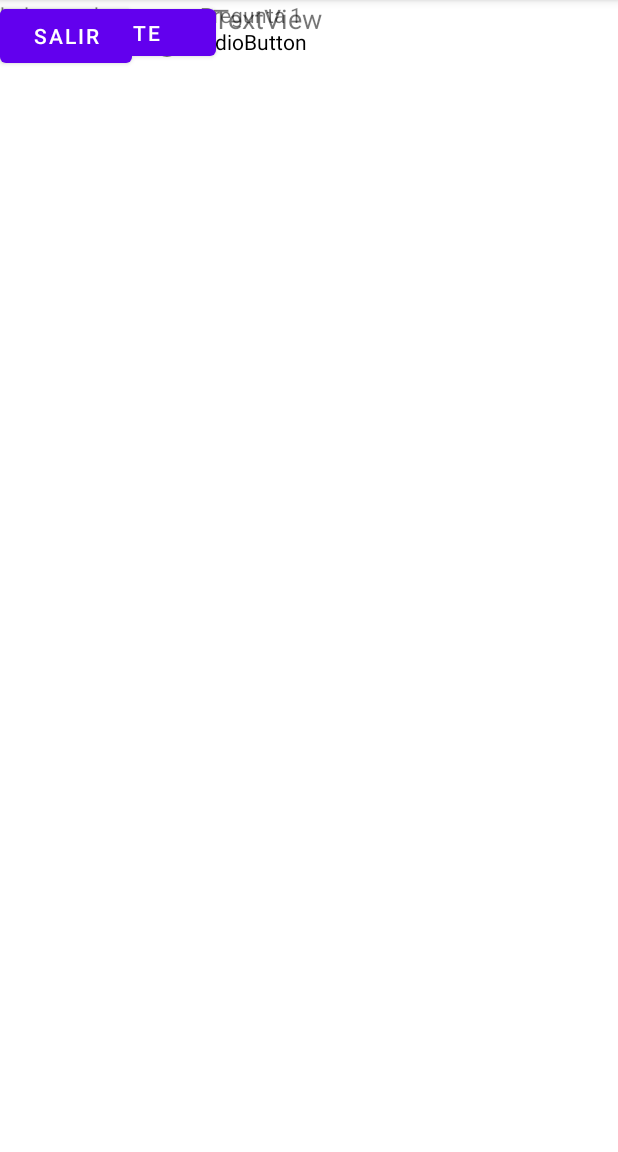
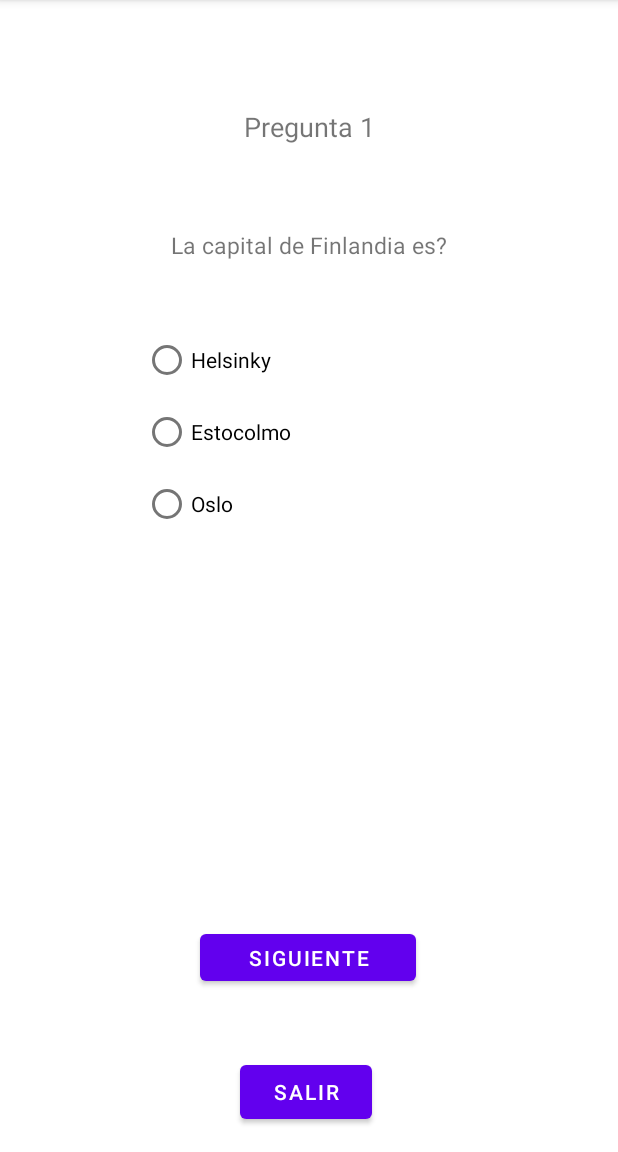
Before and after one commit to Guille-Gimenez/Trivia, an Android app: the screen it shows after launch (MainActivity), on a phone screen of 412 x 824 dp, the part 84-1236 px from its top. Run offline under Robolectric (Android 15) with nearby library versions, the light colour scheme and no system bars.

Commit message:
Terminado sin Fragments y Navigations todavia

```diff
--- a/app/src/main/res/layout/activity_main.xml
+++ b/app/src/main/res/layout/activity_main.xml
@@ -8,32 +8,29 @@
 
 
     <TextView
-        android:id="@+id/textView"
-        android:layout_width="wrap_content"
-        android:layout_height="wrap_content"
-        android:text="hola mundo" />
-
-    <TextView
         android:id="@+id/txtNpregunta"
-        android:layout_width="wrap_content"
-        android:layout_height="wrap_content"
-        android:text="Pregunta 1"
+        android:layout_width="237dp"
+        android:layout_height="37dp"
+        android:text="Numero de pregunta"
+        android:textAlignment="center"
+        android:textSize="18sp"
+        app:layout_constraintBottom_toTopOf="@+id/txtPregunta"
         app:layout_constraintEnd_toEndOf="parent"
-        app:layout_constraintHorizontal_bias="0.387"
         app:layout_constraintStart_toStartOf="parent"
-        tools:layout_editor_absoluteY="135dp" />
+        app:layout_constraintTop_toTopOf="parent"
+        app:layout_constraintVertical_bias="0.627" />
 
     <TextView
         android:id="@+id/txtPregunta"
-        android:layout_width="149dp"
-        android:layout_height="30dp"
-        android:text="TextView"
+        android:layout_width="311dp"
+        android:layout_height="39dp"
+        android:layout_marginBottom="24dp"
+        android:text="Pregunta"
         android:textAlignment="center"
-        android:textSize="18dp"
+        android:textSize="15sp"
+        app:layout_constraintBottom_toTopOf="@+id/radioGroup"
         app:layout_constraintEnd_toEndOf="parent"
-        app:layout_constraintHorizontal_bias="0.393"
-        app:layout_constraintStart_toStartOf="parent"
-        tools:layout_editor_absoluteY="49dp" />
+        app:layout_constraintStart_toStartOf="parent" />
 
     <RadioGroup
         android:id="@+id/radioGroup"
@@ -49,34 +46,42 @@
             android:id="@+id/rdBtnOpc1"
             android:layout_width="match_parent"
             android:layout_height="wrap_content"
-            android:text="RadioButton" />
+            android:text="Opcion 1"/>
 
         <RadioButton
             android:id="@+id/rdBtnOpc2"
             android:layout_width="match_parent"
             android:layout_height="wrap_content"
-            android:text="RadioButton" />
+            android:text="Opcion 2"/>
 
         <RadioButton
             android:id="@+id/rdBtnOpc3"
             android:layout_width="match_parent"
             android:layout_height="wrap_content"
-            android:text="RadioButton" />
+            android:text="Opcion 3"/>
     </RadioGroup>
 
     <Button
         android:id="@+id/btnSiguiente"
         android:layout_width="144dp"
         android:layout_height="43dp"
-        android:text="Siguiete"
-        tools:layout_editor_absoluteX="133dp"
-        tools:layout_editor_absoluteY="569dp" />
+        android:layout_marginBottom="44dp"
+        android:text="Siguiente"
+        android:onClick="siguiente"
+        app:layout_constraintBottom_toTopOf="@+id/btnSalir"
+        app:layout_constraintEnd_toEndOf="parent"
+        app:layout_constraintHorizontal_bias="0.498"
+        app:layout_constraintStart_toStartOf="parent" />
 
     <Button
         android:id="@+id/btnSalir"
         android:layout_width="wrap_content"
         android:layout_height="wrap_content"
+        android:layout_marginBottom="16dp"
         android:text="Salir"
-        tools:layout_editor_absoluteX="161dp"
-        tools:layout_editor_absoluteY="655dp" />
+        android:onClick="Salir"
+        app:layout_constraintBottom_toBottomOf="parent"
+        app:layout_constraintEnd_toEndOf="parent"
+        app:layout_constraintHorizontal_bias="0.493"
+        app:layout_constraintStart_toStartOf="parent" />
 </androidx.constraintlayout.widget.ConstraintLayout>
```
Also changed, not shown: app/src/main/java/com/example/trivia/MainActivity.java (+255 -107 lines).
